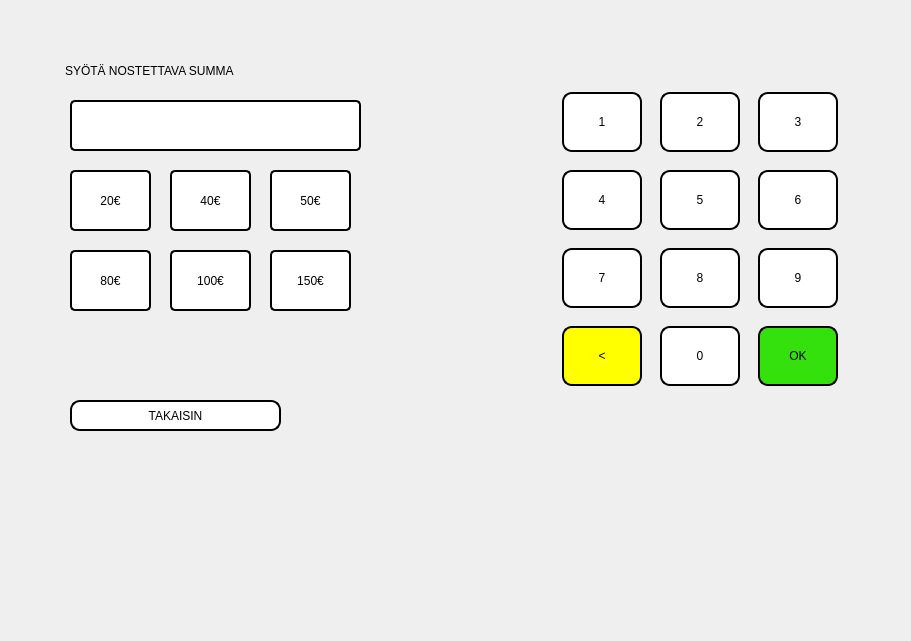
tvt20kmo-ohjelmistokehitysprojekti/Group1, file bank_automat/withdrawpage.ui: the form before one commit.
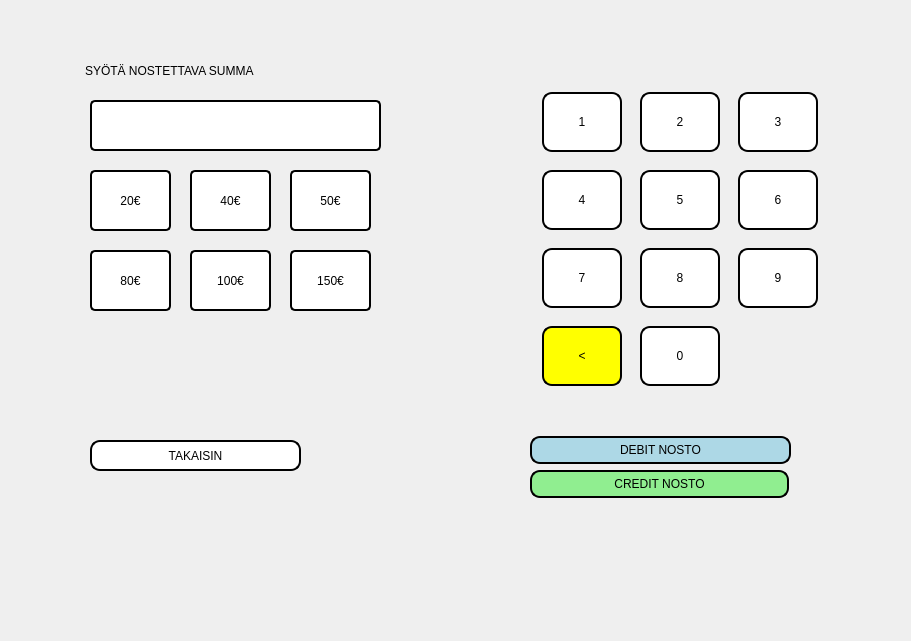
The form after the commit.

The edit to the form file:
```diff
--- a/bank_automat/withdrawpage.ui
+++ b/bank_automat/withdrawpage.ui
@@ -47,7 +47,7 @@
   <widget class="QPushButton" name="insert_20euros">
    <property name="geometry">
     <rect>
-     <x>70</x>
+     <x>90</x>
      <y>170</y>
      <width>81</width>
      <height>61</height>
@@ -69,7 +69,7 @@
   <widget class="QPushButton" name="insert_100euros">
    <property name="geometry">
     <rect>
-     <x>170</x>
+     <x>190</x>
      <y>250</y>
      <width>81</width>
      <height>61</height>
@@ -91,8 +91,8 @@
   <widget class="QPushButton" name="Btn_Takaisin">
    <property name="geometry">
     <rect>
-     <x>70</x>
-     <y>400</y>
+     <x>90</x>
+     <y>440</y>
      <width>211</width>
      <height>31</height>
     </rect>
@@ -108,7 +108,7 @@
   <widget class="QPushButton" name="insert_80euros">
    <property name="geometry">
     <rect>
-     <x>70</x>
+     <x>90</x>
      <y>250</y>
      <width>81</width>
      <height>61</height>
@@ -130,7 +130,7 @@
   <widget class="QWidget" name="gridLayoutWidget_2">
    <property name="geometry">
     <rect>
-     <x>550</x>
+     <x>530</x>
      <y>80</y>
      <width>301</width>
      <height>321</height>
@@ -445,41 +445,12 @@
       </property>
      </widget>
     </item>
-    <item row="3" column="3">
-     <widget class="QPushButton" name="Btn_OK_3">
-      <property name="sizePolicy">
-       <sizepolicy hsizetype="Fixed" vsizetype="Fixed">
-        <horstretch>0</horstretch>
-        <verstretch>0</verstretch>
-       </sizepolicy>
-      </property>
-      <property name="minimumSize">
-       <size>
-        <width>80</width>
-        <height>60</height>
-       </size>
-      </property>
-      <property name="baseSize">
-       <size>
-        <width>0</width>
-        <height>0</height>
-       </size>
-      </property>
-      <property name="styleSheet">
-       <string notr="true">
-background-color: rgb(52, 225, 13);</string>
-      </property>
-      <property name="text">
-       <string>OK</string>
-      </property>
-     </widget>
-    </item>
    </layout>
   </widget>
   <widget class="QPushButton" name="insert_50euros">
    <property name="geometry">
     <rect>
-     <x>270</x>
+     <x>290</x>
      <y>170</y>
      <width>81</width>
      <height>61</height>
@@ -501,7 +472,7 @@
   <widget class="QPushButton" name="insert_40euros">
    <property name="geometry">
     <rect>
-     <x>170</x>
+     <x>190</x>
      <y>170</y>
      <width>81</width>
      <height>61</height>
@@ -523,7 +494,7 @@
   <widget class="QLabel" name="label_6">
    <property name="geometry">
     <rect>
-     <x>60</x>
+     <x>80</x>
      <y>50</y>
      <width>301</width>
      <height>41</height>
@@ -539,7 +510,7 @@
   <widget class="QPushButton" name="insert_150euros">
    <property name="geometry">
     <rect>
-     <x>270</x>
+     <x>290</x>
      <y>250</y>
      <width>81</width>
      <height>61</height>
@@ -561,7 +532,7 @@
   <widget class="QTextEdit" name="insert_Amount">
    <property name="geometry">
     <rect>
-     <x>70</x>
+     <x>90</x>
      <y>100</y>
      <width>291</width>
      <height>51</height>
@@ -577,6 +548,40 @@
 	border-radius: 5px;</string>
    </property>
   </widget>
+  <widget class="QPushButton" name="Btn_Debit">
+   <property name="geometry">
+    <rect>
+     <x>530</x>
+     <y>436</y>
+     <width>261</width>
+     <height>28</height>
+    </rect>
+   </property>
+   <property name="styleSheet">
+    <string notr="true">selection-color: rgb(0, 170, 255);
+background-color: lightblue;</string>
+   </property>
+   <property name="text">
+    <string>DEBIT NOSTO</string>
+   </property>
+  </widget>
+  <widget class="QPushButton" name="Btn_Credit">
+   <property name="geometry">
+    <rect>
+     <x>530</x>
+     <y>470</y>
+     <width>259</width>
+     <height>28</height>
+    </rect>
+   </property>
+   <property name="styleSheet">
+    <string notr="true">selection-color: rgb(0, 170, 255);
+background-color: lightgreen;</string>
+   </property>
+   <property name="text">
+    <string>CREDIT NOSTO</string>
+   </property>
+  </widget>
  </widget>
  <resources/>
  <connections/>
```
